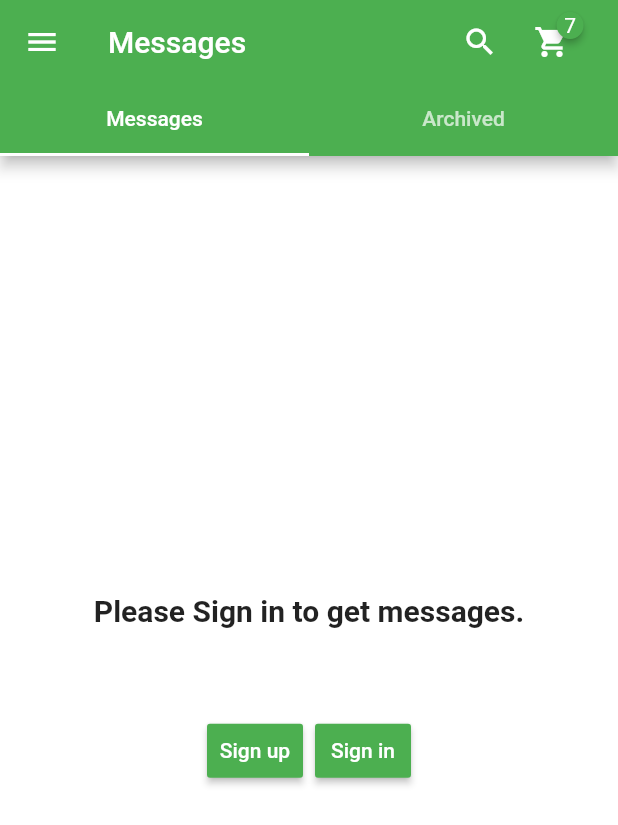
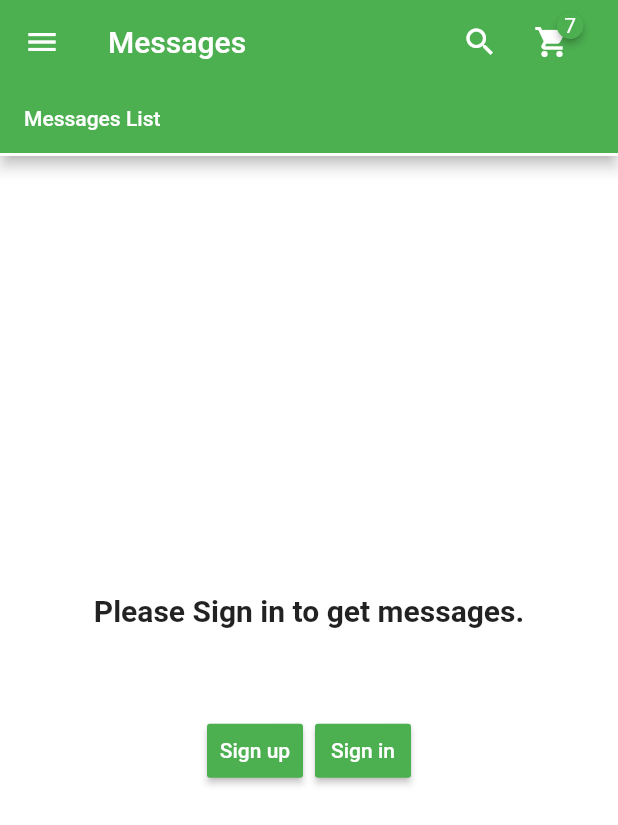
Before and after one commit to Kanishka-Bandara/Swap-Sell-App, a Flutter app: the MessageView screen opened by its route, on a phone screen of 412 x 824 dp. Shown: the top 825 px of the screen. Run offline on Flutter 3.47's test engine with Material 2 defaults, Android fonts, the phone set to English and light mode, and no system bars; drawn by our look-alikes of badges; our stand-ins replace cached_network_image, carousel_pro, csv, flutter_money_formatter, flutter_rating_bar, flutter_spinkit and 6 more; missing offline and left inert: flutter_facebook_login, http_auth, speech_recognition; accounts and stored records are empty; generated files the repository leaves out were written again; network calls fail.

Commit message:
Update :: Remove Archived Messages List and Left align the header

```diff
--- a/lib/ui/pages/message_list_view.dart
+++ b/lib/ui/pages/message_list_view.dart
@@ -26,7 +26,7 @@ class _MessageViewState extends State<MessageView> {
           return ScopedModel(
             model: MessageController.defaultMessageController,
             child: DefaultTabController(
-              length: 2,
+              length: 1,
               child: Scaffold(
                 appBar: ApplicationBar.createNormalAppBar(
                   context,
@@ -36,13 +36,17 @@ class _MessageViewState extends State<MessageView> {
                   TabBar(
                     tabs: <Widget>[
                       Tab(
-                        text: "Messages",
+                        child: Container(
+                          alignment: Alignment.centerLeft,
+                          child: Text("Messages List"),
+                        ),
+                        // text: "Messages List",
                         // icon: Icon(Icons.chat),
                       ),
-                      Tab(
-                        text: "Archived",
-                        // icon: Icon(Icons.archive),
-                      ),
+                      // Tab(
+                      //   text: "Archived",
+                      //   // icon: Icon(Icons.archive),
+                      // ),
                     ],
                   ),
                 ),
@@ -63,20 +67,20 @@ class _MessageViewState extends State<MessageView> {
                                 : _buildMessageSection(context)
                             : DefaultComponents.buildUnSignedTile(
                                 context, "Please Sign in to get messages."),
-                        model1.currentUserState
-                            ? model.isEmptyArchivedMessageList
-                                ? model.isLoadingArchivedMessageList
-                                    ? _buildShimmerTileList(context)
-                                    : DefaultComponents.buildNoDetailsWidget(
-                                        context,
-                                        Icons.message,
-                                        "No Archived Messages.",
-                                      )
-                                : _buildArchivedMessageSection()
-                            : DefaultComponents.buildUnSignedTile(
-                                context,
-                                "Please Sign in to get messages.",
-                              ),
+                        // model1.currentUserState
+                        //     ? model.isEmptyArchivedMessageList
+                        //         ? model.isLoadingArchivedMessageList
+                        //             ? _buildShimmerTileList(context)
+                        //             : DefaultComponents.buildNoDetailsWidget(
+                        //                 context,
+                        //                 Icons.message,
+                        //                 "No Archived Messages.",
+                        //               )
+                        //         : _buildArchivedMessageSection()
+                        //     : DefaultComponents.buildUnSignedTile(
+                        //         context,
+                        //         "Please Sign in to get messages.",
+                        //       ),
                       ],
                     );
                   },
```
